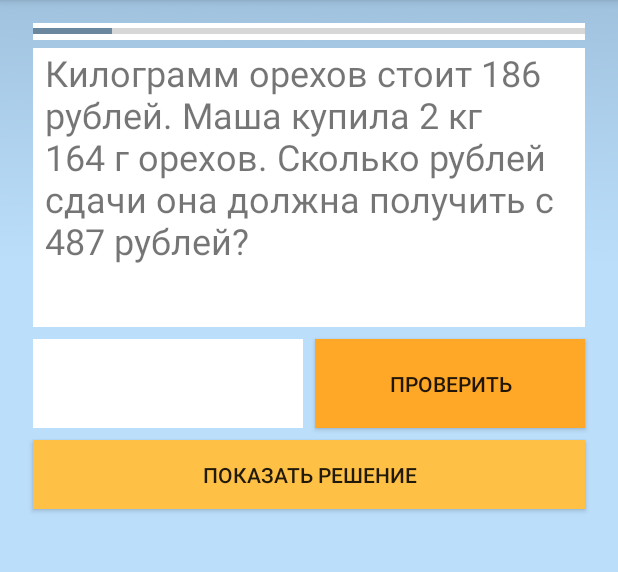
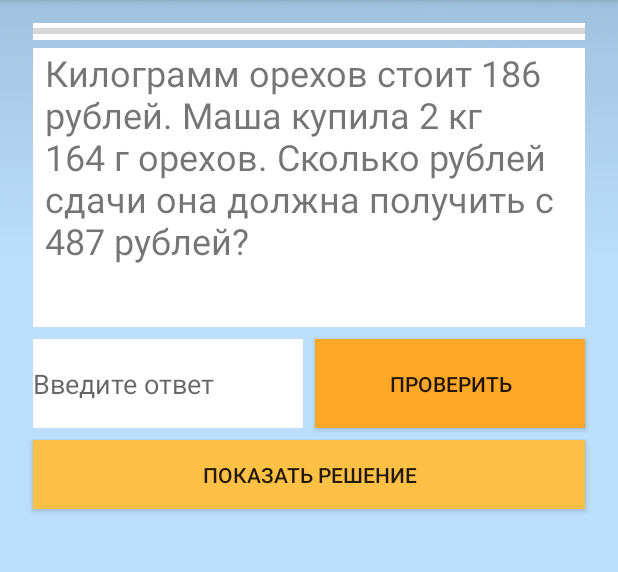
Before and after one commit to novikov-dm/InnoProject2019, an Android app: the screen it shows after launch (MainActivity), after a tap on "ПРОВЕРИТЬ", on a phone screen of 412 x 824 dp, the part 84-656 px from its top. Run offline under Robolectric (Android 15) with nearby library versions, the phone set to English and light mode, and no system bars.

Commit message:
прогресс бар

```diff
--- a/app/src/main/java/com/example/firstproject/MainActivity.java
+++ b/app/src/main/java/com/example/firstproject/MainActivity.java
@@ -12,6 +12,7 @@ import android.view.View;
 import android.widget.Button;
 import android.widget.EditText;
 import android.widget.ImageView;
+import android.widget.ProgressBar;
 import android.widget.TextView;
 import android.widget.Toast;
 
@@ -30,7 +31,7 @@ public class MainActivity extends AppCompatActivity {
     private Button mBut;
     private Button mDec;
     private ImageView mWrong;
-
+    private ProgressBar mProgressBar;
     String line;
     int count = 0;
 
@@ -48,6 +49,8 @@ public class MainActivity extends AppCompatActivity {
     protected void onCreate(Bundle savedInstanceState) {
         super.onCreate(savedInstanceState);
         setContentView(R.layout.activity_main);
+
+        mProgressBar = findViewById(R.id.progressBar);
 
         mQue = findViewById(R.id.textViewQuest);
         mEdit = findViewById(R.id.editTextAnswer);
@@ -85,17 +88,22 @@ public class MainActivity extends AppCompatActivity {
         Toast.makeText(this, "А кто сказал, что у нас есть решение?", Toast.LENGTH_SHORT).show();
     }
 
-
-
     public void test(View view) {
             problems[count].setUserAnswer(mEdit.getText().toString().trim());
             if (problems[count].getVerdict()) {
+                mEdit.setText("");
                 Toast.makeText(this, "Верно!", Toast.LENGTH_SHORT).show();
                 count++;
+                mProgressBar.setProgress(count * 10);
                 if (count < nProblems) {
                     mQue.setText(problems[count].getRequirement());
                 }
+                else{
+                    Intent intent = new Intent(MainActivity.this, InfoActivity.class);
+                    startActivity(intent);
+                }
             } else {
+                mEdit.setText("");
                 Toast.makeText(this, "Неверно(", Toast.LENGTH_SHORT).show();
             }
     }
--- a/app/src/main/res/layout/activity_main.xml
+++ b/app/src/main/res/layout/activity_main.xml
@@ -80,7 +80,7 @@
         app:layout_constraintStart_toStartOf="parent"
         android:indeterminate="false"
         android:max="70"
-        android:progress="10"
+        android:progress="0"
         />
 
 
```
